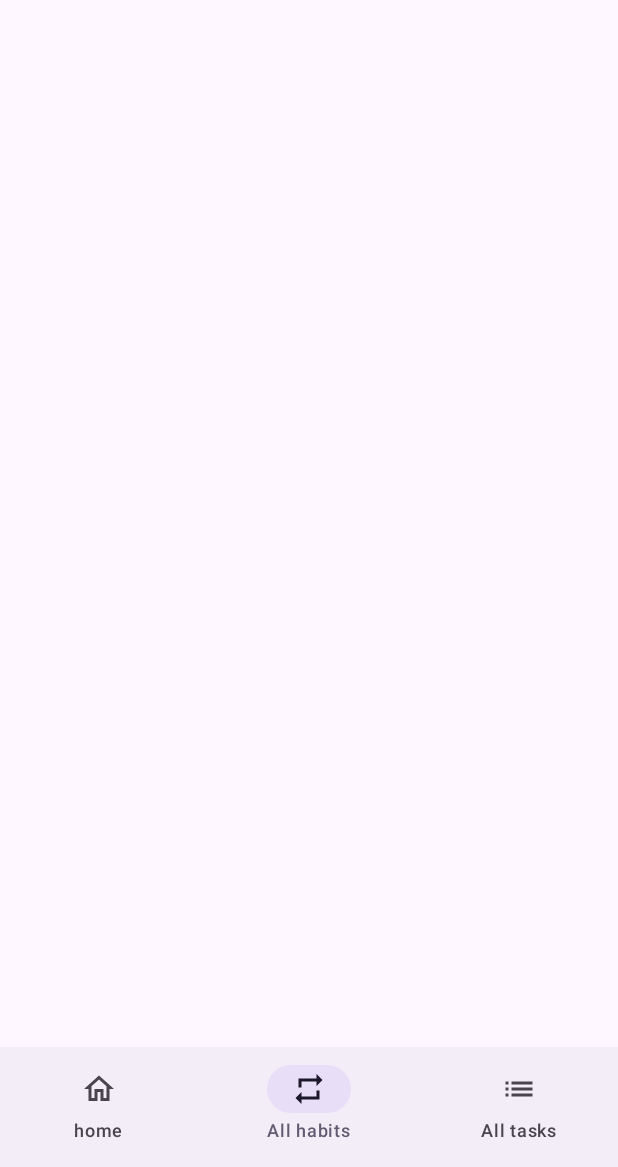
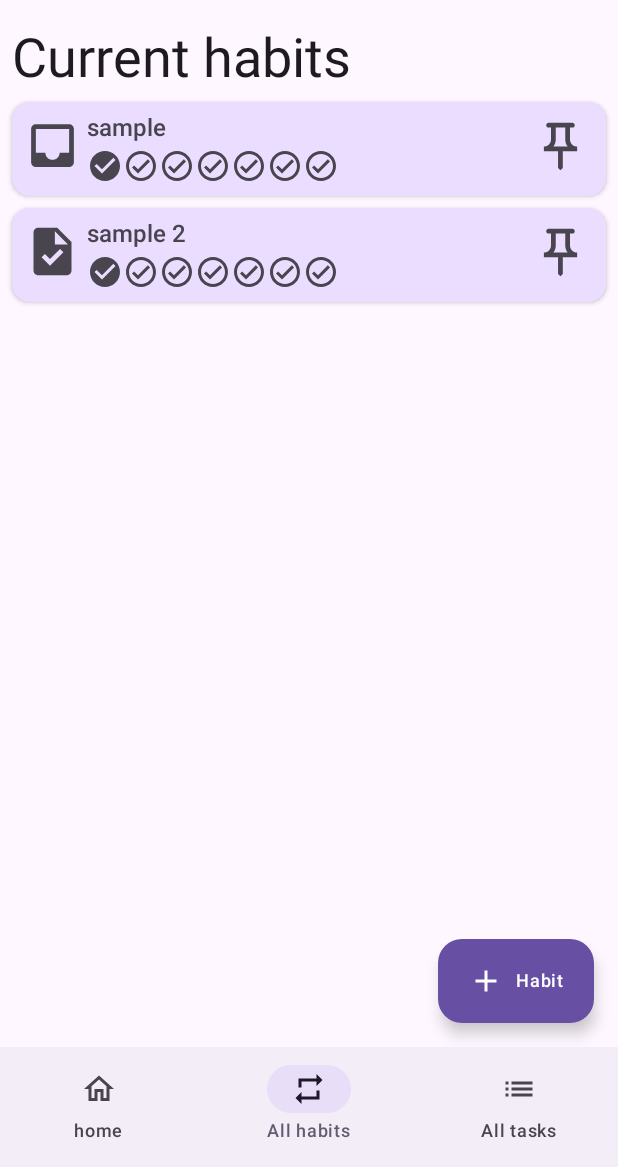
Before and after one commit to nekorush14/kutimu, an Android app built with Jetpack Compose: the screen it shows after launch (MainActivity), item 2 of the bottom bar chosen, on a phone screen of 412 x 824 dp, the part 69-1236 px from its top. Run offline under Robolectric (Android 15) with nearby library versions, the phone set to English and light mode, and no system bars.

Commit message:
Add: #7 Create all habit screen.
* Additional actions
  * Toggle pined status to show home screen

```diff
--- a/app/src/main/java/dev/nekorush14/kutimu/ui/KutimuApp.kt
+++ b/app/src/main/java/dev/nekorush14/kutimu/ui/KutimuApp.kt
@@ -39,6 +39,7 @@ import androidx.navigation.compose.composable
 import androidx.navigation.compose.currentBackStackEntryAsState
 import androidx.navigation.compose.rememberNavController
 import dev.nekorush14.kutimu.R
+import dev.nekorush14.kutimu.ui.screen.AllHabitsScreen
 import dev.nekorush14.kutimu.ui.screen.HomeScreen
 import dev.nekorush14.kutimu.ui.theme.KutimuTheme
 import dev.nekorush14.kutimu.ui.viewmodel.KutimuViewModel
@@ -138,13 +139,18 @@ fun KutimuApp(
             // Bottom navigation screens
             composable(route = homeScreen) {
                 HomeScreen(
-                    habits = uiState.habits,
+                    habits = uiState.habits.filter { habit -> habit.isPined },
                     tasks = uiState.tasks,
                     greetingMessage = stringResource(uiState.greetingMessage),
                 )
             }
             composable(route = allHabitsScreen) {
-                // AllHabitsScreen()
+                AllHabitsScreen(
+                    habits = uiState.habits,
+                    onHabitClick = {},
+                    onPinClick = { habitId -> viewModel.toggleHabitPinedState(habitId) },
+                    onFabClick = {},
+                )
             }
             composable(route = allTasksScreen) {
                 // AllTasksScreen()
@@ -252,7 +258,7 @@ private fun KutimuTopAppBarPreview() {
 @Composable
 private fun KutimuAppScreenPreview() {
     KutimuTheme {
-        Surface (
+        Surface(
             modifier = Modifier.fillMaxSize()
         ) {
             KutimuApp()
--- a/app/src/main/java/dev/nekorush14/kutimu/ui/component/HabitCard.kt
+++ b/app/src/main/java/dev/nekorush14/kutimu/ui/component/HabitCard.kt
@@ -1,18 +1,23 @@
 package dev.nekorush14.kutimu.ui.component
 
+import androidx.compose.foundation.clickable
 import androidx.compose.foundation.layout.Column
 import androidx.compose.foundation.layout.Row
+import androidx.compose.foundation.layout.Spacer
 import androidx.compose.foundation.layout.fillMaxWidth
 import androidx.compose.foundation.layout.padding
 import androidx.compose.foundation.layout.size
 import androidx.compose.material.icons.Icons
 import androidx.compose.material.icons.filled.CheckCircle
 import androidx.compose.material.icons.filled.Inbox
+import androidx.compose.material.icons.filled.PushPin
 import androidx.compose.material.icons.outlined.CheckCircle
+import androidx.compose.material.icons.outlined.PushPin
 import androidx.compose.material3.Card
 import androidx.compose.material3.CardColors
 import androidx.compose.material3.CardDefaults
 import androidx.compose.material3.Icon
+import androidx.compose.material3.IconButton
 import androidx.compose.material3.MaterialTheme
 import androidx.compose.material3.Text
 import androidx.compose.runtime.Composable
@@ -33,12 +38,18 @@ import dev.nekorush14.kutimu.ui.theme.KutimuTheme
  * and completion status based on [Habit.frequency].
  *
  * @param habit Habit to be displayed.
+ * @param onHabitClick Callback to be invoked when the habit card is clicked.
+ * @param onPinClick Callback to be invoked when the pin button is clicked.
+ * @param isAllHabitScreen Flag to indicate if the habit card is displayed in the all habits screen.
  * @param frequencyMaxCount Maximum count of status icons to display.
  * @param modifier Modifier to be applied to the card.
  */
 @Composable
 fun HabitCard(
     habit: Habit,
+    onHabitClick: () -> Unit = {},
+    onPinClick: (Long) -> Unit = {},
+    isAllHabitScreen: Boolean = false,
     frequencyMaxCount: Int = 7,
     modifier: Modifier = Modifier
 ) {
@@ -53,6 +64,9 @@ fun HabitCard(
             defaultElevation = dimensionResource(R.dimen.card_elevation_default)
         ),
         modifier = modifier
+            .clickable(enabled = isAllHabitScreen) {
+                onHabitClick()
+            }
             .fillMaxWidth()
             .padding(dimensionResource(R.dimen.card_padding_small))
     ) {
@@ -78,21 +92,52 @@ fun HabitCard(
                 )
                 Row(
                     modifier = Modifier
-                        .fillMaxWidth()
                         .padding(top = dimensionResource(R.dimen.card_padding_small))
                 ) {
+                    // Show filled icons for completed count
                     repeat(habit.completeCount) {
                         Icon(
                             imageVector = Icons.Filled.CheckCircle,
                             contentDescription = null,
                         )
                     }
+                    // Show outlined icons for remaining count
                     repeat(frequencyMaxCount - habit.completeCount) {
                         Icon(
                             imageVector = Icons.Outlined.CheckCircle,
                             contentDescription = null,
                         )
                     }
+                }
+            }
+            Spacer(modifier = Modifier.weight(1f))
+            if (isAllHabitScreen && habit.isPined) {
+                IconButton(
+                    onClick = { onPinClick(habit.id) },
+                    modifier = Modifier
+                        .size(dimensionResource(R.dimen.icon_size_medium))
+                ) {
+                    Icon(
+                        imageVector = Icons.Filled.PushPin,
+                        contentDescription = null,
+                        modifier = Modifier
+                            .size(dimensionResource(R.dimen.icon_size_medium))
+                            .padding(end = dimensionResource(R.dimen.card_padding_small))
+                    )
+                }
+            } else if (isAllHabitScreen) {
+                IconButton(
+                    onClick = { onPinClick(habit.id) },
+                    modifier = Modifier
+                        .size(dimensionResource(R.dimen.icon_size_medium))
+                ) {
+                    Icon(
+                        imageVector = Icons.Outlined.PushPin,
+                        contentDescription = null,
+                        modifier = Modifier
+                            .size(dimensionResource(R.dimen.icon_size_medium))
+                            .padding(end = dimensionResource(R.dimen.card_padding_small))
+                    )
                 }
             }
         }
@@ -117,3 +162,44 @@ private fun HabitCardPreview() {
         )
     }
 }
+
+@Preview(showBackground = true)
+@Composable
+private fun AllHabitsScreenPinedHabitCardPreview() {
+    KutimuTheme {
+        HabitCard(
+            habit = Habit(
+                id = 1,
+                title = "Title",
+                description = "Description",
+                categoryIcon = Icons.Filled.Inbox,
+                isPined = true,
+                completeCount = 3,
+                frequency = HabitFrequency.Weekly,
+                category = HabitCategory.Inbox
+            ),
+            isAllHabitScreen = true,
+            frequencyMaxCount = 7
+        )
+    }
+}
+
+@Preview(showBackground = true)
+@Composable
+private fun AllHabitScreenUnPinedHabitCardPreview() {
+    KutimuTheme {
+        HabitCard(
+            habit = Habit(
+                id = 1,
+                title = "Title",
+                description = "Description",
+                categoryIcon = Icons.Filled.Inbox,
+                completeCount = 3,
+                frequency = HabitFrequency.Weekly,
+                category = HabitCategory.Inbox
+            ),
+            isAllHabitScreen = true,
+            frequencyMaxCount = 7
+        )
+    }
+}
--- /dev/null
+++ b/app/src/main/java/dev/nekorush14/kutimu/ui/screen/AllHabitsScreen.kt
@@ -0,0 +1,111 @@
+package dev.nekorush14.kutimu.ui.screen
+
+import androidx.compose.foundation.layout.Box
+import androidx.compose.foundation.layout.Column
+import androidx.compose.foundation.layout.fillMaxSize
+import androidx.compose.foundation.layout.padding
+import androidx.compose.foundation.lazy.LazyColumn
+import androidx.compose.foundation.lazy.items
+import androidx.compose.material.icons.Icons
+import androidx.compose.material.icons.filled.Add
+import androidx.compose.material3.ExtendedFloatingActionButton
+import androidx.compose.material3.Icon
+import androidx.compose.material3.MaterialTheme
+import androidx.compose.material3.Text
+import androidx.compose.runtime.Composable
+import androidx.compose.ui.Alignment
+import androidx.compose.ui.Modifier
+import androidx.compose.ui.res.dimensionResource
+import androidx.compose.ui.res.stringResource
+import androidx.compose.ui.text.TextStyle
+import androidx.compose.ui.tooling.preview.Preview
+import dev.nekorush14.kutimu.R
+import dev.nekorush14.kutimu.data.Habit
+import dev.nekorush14.kutimu.data.local.DataSource
+import dev.nekorush14.kutimu.ui.component.HabitCard
+import dev.nekorush14.kutimu.ui.theme.KutimuTheme
+
+/**
+ * All habits screen composable.
+ *
+ * Display all [Habit] as cards with [HabitCard].
+ * [ExtendedFloatingActionButton] is displayed at the
+ * bottom right corner to add a new habit.
+ *
+ * @param habits List of habits to be displayed.
+ * @param onHabitClick Callback to be invoked when a habit card is clicked.
+ * @param onPinClick Callback to be invoked when the pin icon is clicked.
+ * @param onFabClick Callback to be invoked when the FAB is clicked.
+ * @param modifier Modifier to be applied to the screen contents.
+ */
+@Composable
+fun AllHabitsScreen(
+    habits: List<Habit> = emptyList(),
+    onHabitClick: () -> Unit,
+    onPinClick: (Long) -> Unit,
+    onFabClick: () -> Unit,
+    modifier: Modifier = Modifier
+) {
+    Box (
+        modifier = modifier.fillMaxSize()
+    ) {
+        Column (
+            modifier = modifier.padding(
+                start = dimensionResource(R.dimen.list_padding_small),
+                end = dimensionResource(R.dimen.list_padding_small)
+            )
+        ) {
+            Text(
+                text = stringResource(R.string.message_current_habits),
+                style = TextStyle(
+                    fontWeight = MaterialTheme.typography.displaySmall.fontWeight,
+                    fontSize = MaterialTheme.typography.displaySmall.fontSize
+                ),
+                modifier = Modifier.padding(
+                    start = dimensionResource(R.dimen.text_padding_small),
+                    bottom = dimensionResource(R.dimen.text_padding_small)
+                )
+            )
+            LazyColumn {
+                items(habits) { habit ->
+                    HabitCard(
+                        habit = habit,
+                        onHabitClick = onHabitClick,
+                        onPinClick = onPinClick,
+                        isAllHabitScreen = true,
+                    )
+                }
+            }
+        }
+        ExtendedFloatingActionButton(
+            onClick = onFabClick,
+            containerColor = MaterialTheme.colorScheme.primary,
+            modifier = Modifier
+                .align(Alignment.BottomEnd)
+                .padding(dimensionResource(R.dimen.fab_padding))
+        ) {
+            Icon(
+                imageVector = Icons.Filled.Add,
+                contentDescription = stringResource(R.string.content_description_button_add_habit)
+            )
+            Text(
+                text = stringResource(R.string.label_button_add_habit),
+                style = MaterialTheme.typography.labelMedium,
+                modifier = Modifier.padding(start = dimensionResource(R.dimen.label_padding_medium))
+            )
+        }
+    }
+}
+
+@Preview(showBackground = true)
+@Composable
+private fun AllHabitsScreenPreview() {
+    KutimuTheme {
+        AllHabitsScreen(
+            habits = DataSource.habits,
+            onHabitClick = {},
+            onPinClick = {},
+            onFabClick = {}
+        )
+    }
+}
--- a/app/src/main/res/values/dimens.xml
+++ b/app/src/main/res/values/dimens.xml
@@ -14,4 +14,7 @@
     <dimen name="list_icon_padding_small">8.dp</dimen>
     <dimen name="list_icon_padding_medium">16.dp</dimen>
     <dimen name="box_height_medium">92.dp</dimen>
+    <dimen name="fab_padding">16.dp</dimen>
+    <dimen name="label_padding_small">4.dp</dimen>
+    <dimen name="label_padding_medium">8.dp</dimen>
 </resources>
--- a/app/src/main/res/values/strings.xml
+++ b/app/src/main/res/values/strings.xml
@@ -13,4 +13,7 @@
     <string name="message_all_tasks_completed">All tasks completed!</string>
     <string name="message_no_tasks_remaining">Today no tasks remainings!</string>
     <string name="message_no_pinned_habits">No pinned habit.</string>
+    <string name="content_description_button_add_habit">Add new habit</string>
+    <string name="label_button_add_habit">Habit</string>
+    <string name="message_current_habits">Current habits</string>
 </resources>
```
Also changed, not shown: app/src/main/java/dev/nekorush14/kutimu/ui/viewmodel/KutimuViewModel.kt (+19 -0 lines), gradle/libs.versions.toml (+4 -4 lines).
